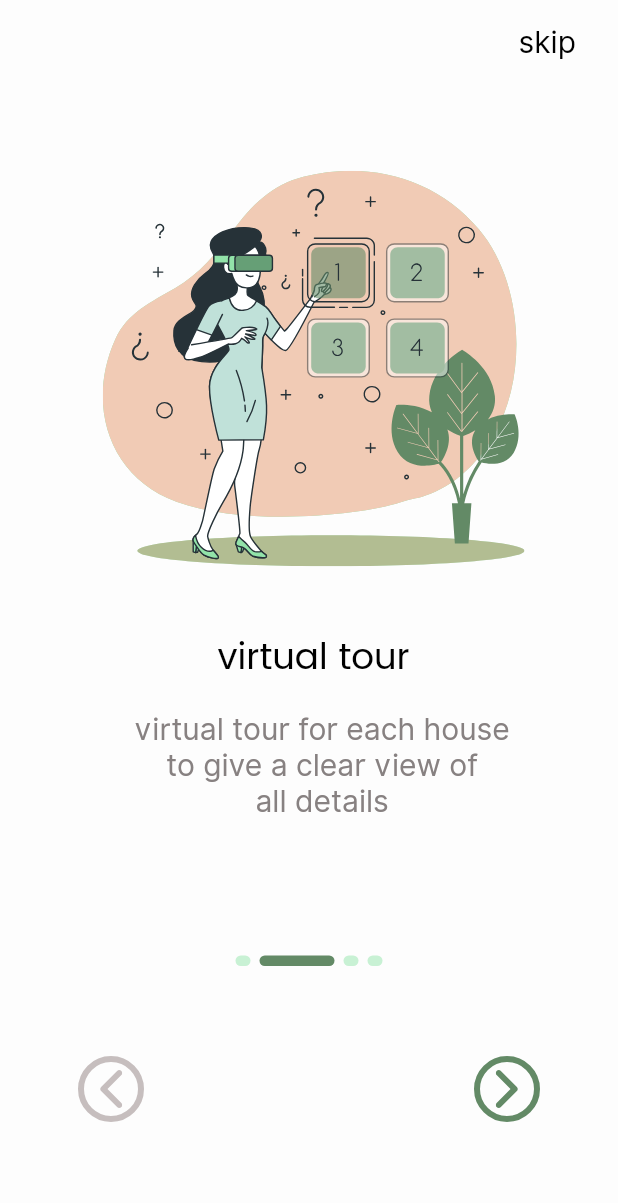
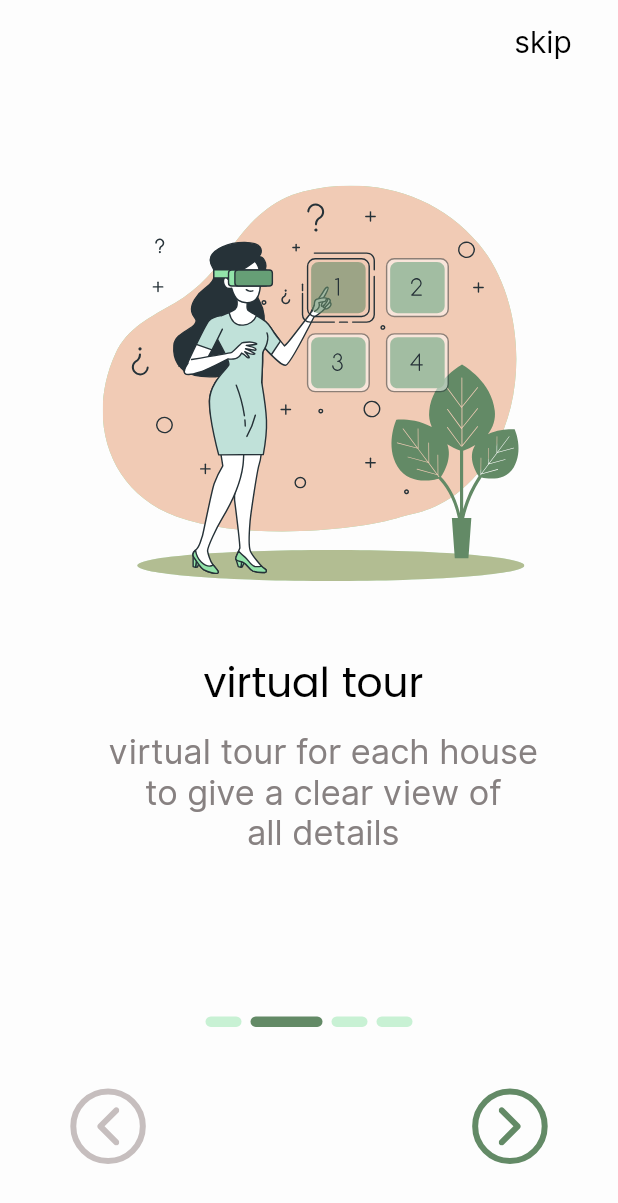
Before and after one commit to ahmedgaad/WEVR, a Flutter app: the screen it shows after launch, after a tap on an icon or button, on a phone screen of 412 x 824 dp. Shown: the top 1203 px of the screen. Run offline on Flutter 3.47's test engine with Material 2 defaults, Android fonts, the light colour scheme and no system bars; drawn by our look-alikes of smooth_page_indicator; our stand-ins replace bloc, conditional_builder_null_safety, dio, flutter_screenutil, flutter_svg, shared_preferences.

Commit message:
dio + cache + blocObserver + MediaQuery

```diff
--- a/lib/app/app.dart
+++ b/lib/app/app.dart
@@ -3,6 +3,7 @@
 import 'package:flutter/material.dart';
 import 'package:wevr_app/shared/managers/routes_manager.dart';
 import 'package:wevr_app/shared/managers/theme_manager.dart';
+import 'package:flutter_screenutil/flutter_screenutil.dart';
 
 class MyApp extends StatefulWidget {
   MyApp._internal(); //named constructor
@@ -17,11 +18,18 @@ class MyApp extends StatefulWidget {
 class _MyAppState extends State<MyApp> {
   @override
   Widget build(BuildContext context) {
-    return MaterialApp(
-      debugShowCheckedModeBanner: false,
-      onGenerateRoute: RouteGenerator.getRoute,
-      initialRoute: Routes.splashRoute,
-      theme: getThemeData(),
+    return ScreenUtilInit(
+      designSize: const Size(360, 690),
+      minTextAdapt: true,
+      splitScreenMode: true,
+      builder: (BuildContext context, child) {
+        return MaterialApp(
+          debugShowCheckedModeBanner: false,
+          onGenerateRoute: RouteGenerator.getRoute,
+          initialRoute: Routes.splashRoute,
+          theme: getThemeData(),
+        );
+      },
     );
   }
 }
--- a/lib/main.dart
+++ b/lib/main.dart
@@ -1,7 +1,14 @@
 import 'package:flutter/material.dart';
-
+import 'package:wevr_app/shared/bloc_observer.dart';
+import 'package:bloc/bloc.dart';
+import 'package:wevr_app/shared/network/local/cache_helper.dart';
+import 'package:wevr_app/shared/network/remote/dio_helper.dart';
 import 'app/app.dart';
 
-void main() {
+void main() async{
+  WidgetsFlutterBinding.ensureInitialized();
+  Bloc.observer = MyBlocObserver();
+  DioHelper.init();
+  await CacheHelper.init();
   runApp(MyApp());
 }
--- a/lib/modules/get_started/get_started_view.dart
+++ b/lib/modules/get_started/get_started_view.dart
@@ -9,6 +9,7 @@ import 'package:wevr_app/shared/managers/style_manager.dart';
 import 'package:wevr_app/shared/managers/values_manager.dart';
 import '../../shared/components/components.dart';
 import '../../shared/managers/font_manager.dart';
+import 'package:flutter_screenutil/flutter_screenutil.dart';
 
 class GetStartedView extends StatefulWidget {
   const GetStartedView({Key? key}) : super(key: key);
--- a/lib/modules/onboarding/onboarding_view.dart
+++ b/lib/modules/onboarding/onboarding_view.dart
@@ -10,7 +10,7 @@ import 'package:flutter_svg/flutter_svg.dart';
 import '../../shared/components/constants.dart';
 import '../../shared/managers/color_manager.dart';
 import 'package:conditional_builder_null_safety/conditional_builder_null_safety.dart';
-
+import 'package:flutter_screenutil/flutter_screenutil.dart';
 import '../../shared/managers/values_manager.dart';
 
 class OnBoardingView extends StatefulWidget {
@@ -19,6 +19,7 @@ class OnBoardingView extends StatefulWidget {
   @override
   State<OnBoardingView> createState() => _OnBoardingViewState();
 }
+
 
 class _OnBoardingViewState extends State<OnBoardingView> {
   final PageController _pageController = PageController();
@@ -74,8 +75,8 @@ class _OnBoardingViewState extends State<OnBoardingView> {
                 Navigator.pushReplacementNamed(context, Routes.getStarted);
               },
               child: Padding(
-                padding: const EdgeInsetsDirectional.only(
-                    end: PaddingSize.p20
+                padding:  EdgeInsetsDirectional.only(
+                    end: PaddingSize.p20.w
                 ),
                 child: Text(
                   AppStrings.skip,
@@ -89,7 +90,9 @@ class _OnBoardingViewState extends State<OnBoardingView> {
         ],
       ),
       body: Padding(
-        padding: const EdgeInsets.all(AppSize.s4),
+        padding:  EdgeInsets.all(
+            AppSize.s6.w
+        ),
         child: Column(
           children: [
             Expanded(
@@ -114,27 +117,28 @@ class _OnBoardingViewState extends State<OnBoardingView> {
                   itemBuilder: (context, index) => itemSlider(_list[index]),
               ),
             ),
-            Padding(
-              padding: const EdgeInsetsDirectional.only(
-                bottom: AppSize.s12
-              ),
-              child: SmoothPageIndicator(
+            SizedBox(
+              // height: MediaQuery.of(context).size.height / 6,
+              // width: MediaQuery.of(context).size.height / 2,
+              child: Column(
+                children: [
+                  SmoothPageIndicator(
                       controller: _pageController,
-                  effect: const ExpandingDotsEffect(
+                      effect:  const ExpandingDotsEffect(
                         dotColor: ColorManager.lightPrimary,
                         activeDotColor: ColorManager.primary,
                         dotHeight: AppSize.s7,
-                    dotWidth: AppSize.s10,
-                    expansionFactor: AppSize.s5,
+                        dotWidth: AppSize.s24,
+                        expansionFactor: AppSize.s2,
                         spacing: AppSize.s6,
 
                       ),
                       count: _list.length,
                   ),
-            ),
-            Padding(
-              padding: const EdgeInsets.all(PaddingSize.p8),
-              child: Row(
+                  /*SizedBox(
+                    height: AppSize.s6.h,
+                  ),*/
+                  Row(
                     children: [
                       ConditionalBuilder(
                         condition: currentIndex > 0,
@@ -151,8 +155,8 @@ class _OnBoardingViewState extends State<OnBoardingView> {
                                 );
                               },
                               child: Container(
-                            height: AppSize.s44,
-                            width: AppSize.s44,
+                                height: AppSize.s44.h,
+                                width: AppSize.s44.w,
                                 decoration: BoxDecoration(
                                     shape: BoxShape.circle,
                                     border: Border.all(
@@ -163,8 +167,8 @@ class _OnBoardingViewState extends State<OnBoardingView> {
                                 child: SvgPicture.asset(ImagesAssetsManager.leftArrowIc,
                                   color: ColorManager.lightGrey,
                                   fit: BoxFit.scaleDown,
-                              height: AppSize.s25_33,
-                              width: AppSize.s14_67,
+                                  height: AppSize.s25_33.h,
+                                  width: AppSize.s14_67.w,
                                 ),
                               ),
                             ),
@@ -190,8 +194,8 @@ class _OnBoardingViewState extends State<OnBoardingView> {
                             );
                           },
                           child: Container(
-                        height: AppSize.s44,
-                        width: AppSize.s44,
+                            height: AppSize.s44.h,
+                            width: AppSize.s44.w,
                             decoration: BoxDecoration(
                               shape: BoxShape.circle,
                               border: Border.all(
@@ -209,9 +213,8 @@ class _OnBoardingViewState extends State<OnBoardingView> {
                       ),
                     ],
                   ),
+                ],
               ),
-            const SizedBox(
-              height: AppMargin.m24,
             ),
           ],
         ),
@@ -232,8 +235,8 @@ class _OnBoardingViewState extends State<OnBoardingView> {
   Widget itemSlider(SliderObject object) => Column(
     mainAxisAlignment: MainAxisAlignment.start,
     children: [
-      const SizedBox(
-        height: AppSize.s36,
+       SizedBox(
+        height: AppSize.s36.h,
       ),
       SvgPicture.asset(
           object.image,
@@ -241,33 +244,25 @@ class _OnBoardingViewState extends State<OnBoardingView> {
         width: AppSize.s281_25,
         fit: BoxFit.scaleDown,
       ),
-      const SizedBox(
-        height: AppSize.s24,
+       SizedBox(
+        height: AppSize.s24.h,
       ),
       Text(
         object.title,
         textAlign: TextAlign.center,
         style: Theme.of(context).textTheme.headlineMedium,
       ),
-      const SizedBox(
-        height: AppSize.s10,
+       SizedBox(
+        height: AppSize.s10.h,
       ),
-      Padding(
-        padding: const EdgeInsets.all(PaddingSize.p8),
-        child: Text(
+      Text(
         object.subTitle,
         textAlign: TextAlign.center,
         style: Theme.of(context).textTheme.bodyLarge,
       ),
-      ),
     ],
   );
 }
-
-
-
-
-
 class SliderObject{
   String image;
   String title;
--- a/lib/modules/splash/splash_view.dart
+++ b/lib/modules/splash/splash_view.dart
@@ -53,7 +53,9 @@ class _SplashViewState extends State<SplashView> {
         end: Alignment.bottomLeft,
       )),
       child: Padding(
-        padding: const EdgeInsets.all(PaddingSize.p70),
+        padding: EdgeInsets.all(
+            MediaQuery.of(context).size.width /8
+        ),
         child: SvgPicture.asset(
           ImagesAssetsManager.splashLogoBlack,
         ),
--- a/lib/shared/managers/theme_manager.dart
+++ b/lib/shared/managers/theme_manager.dart
@@ -4,6 +4,8 @@ import 'package:wevr_app/shared/managers/color_manager.dart';
 import 'package:wevr_app/shared/managers/font_manager.dart';
 import 'package:wevr_app/shared/managers/style_manager.dart';
 import 'package:wevr_app/shared/managers/values_manager.dart';
+import 'package:flutter_screenutil/flutter_screenutil.dart';
+
 
 ThemeData getThemeData() {
   return ThemeData(
@@ -25,9 +27,9 @@ ThemeData getThemeData() {
     //text theme 2021, cause i can't mix between 2018 and 2021 themes..
     textTheme: TextTheme(
       headlineMedium: getRegularStylePoppins(
-          color: ColorManager.black, fontSize: FontSize.s24),
+          color: ColorManager.black, fontSize: FontSize.s24.sp),
       bodyLarge: getRegularStyleInter(
-          color: ColorManager.darkGrey, fontSize: FontSize.s20),
+          color: ColorManager.darkGrey, fontSize: FontSize.s20.sp),
     ),
   );
 }
--- a/pubspec.yaml
+++ b/pubspec.yaml
@@ -49,6 +49,7 @@ dev_dependencies:
   smooth_page_indicator: ^1.0.0+2
   data_connection_checker: ^0.3.4
   image_picker: ^0.8.6
+  flutter_screenutil: ^5.5.4
 
   # The "flutter_lints" package below contains a set of recommended lints to
   # encourage good coding practices. The lint set provided by the package is
```
Also changed, not shown: lib/shared/bloc_observer.dart (added, +29 -0 lines), lib/shared/network/local/cache_helper.dart (added, +40 -0 lines), lib/shared/network/remote/dio_helper.dart (added, +57 -0 lines), lib/shared/network/end_points.dart (added), pubspec.lock. Lines whose indentation alone changed are shown as unchanged.
